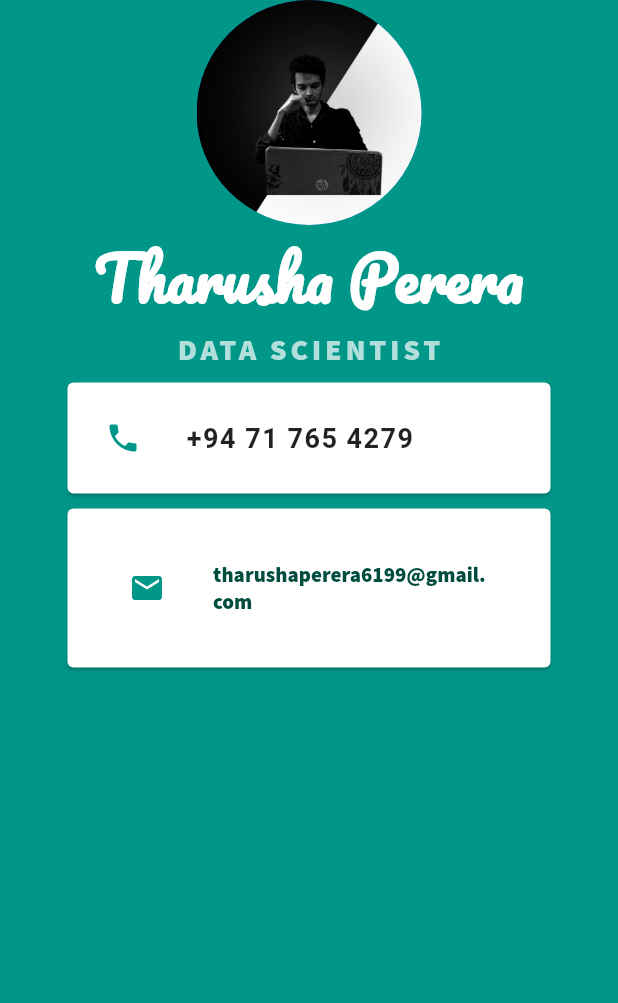
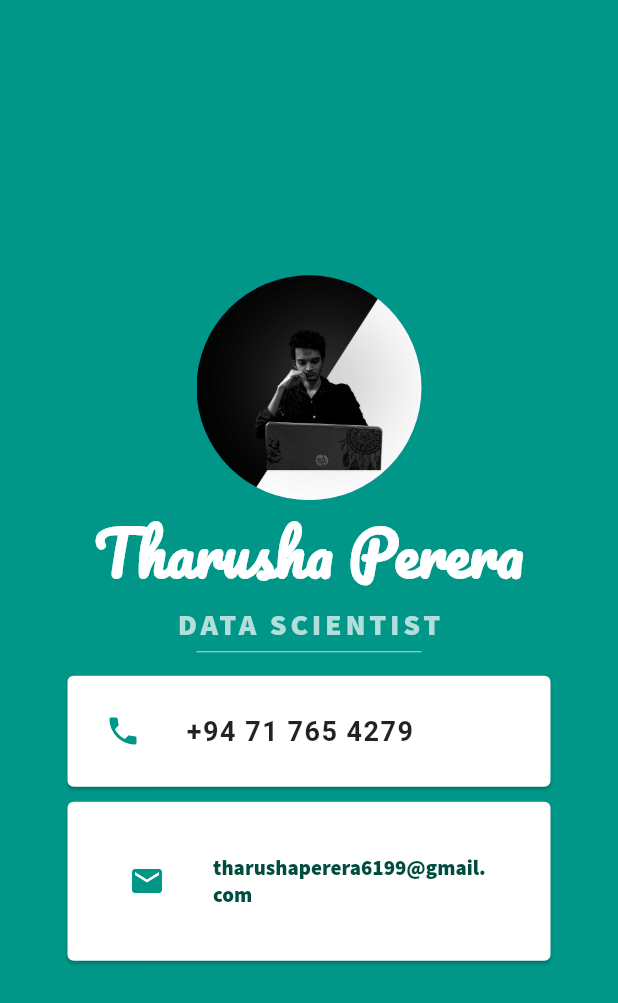
Before and after one commit to TharushaRuwantha/MI_Card, a Flutter app: the screen it shows after launch, on a phone screen of 412 x 824 dp. Shown: the top 1003 px of the screen. Run offline on Flutter 3.47's test engine with Material 2 defaults, Android fonts, the phone set to English and light mode, and no system bars.

Commit message:
Update main.dart

```diff
--- a/lib/main.dart
+++ b/lib/main.dart
@@ -13,7 +13,7 @@ class MyApp extends StatelessWidget {
         body: SafeArea(
           child: Center(
             child: Column(
-              crossAxisAlignment: CrossAxisAlignment.center,
+              mainAxisAlignment: MainAxisAlignment.center,
               children: <Widget>[
                 CircleAvatar(
                   radius: 75,
@@ -36,6 +36,13 @@ class MyApp extends StatelessWidget {
                     fontSize: 20.0,
                     letterSpacing: 2.5,
                     fontWeight: FontWeight.bold,
+                  ),
+                ),
+                SizedBox(
+                  height: 12.0,
+                  width: 150.0,
+                  child: Divider(
+                    color: Colors.teal.shade100,
                   ),
                 ),
                 //row card
```
